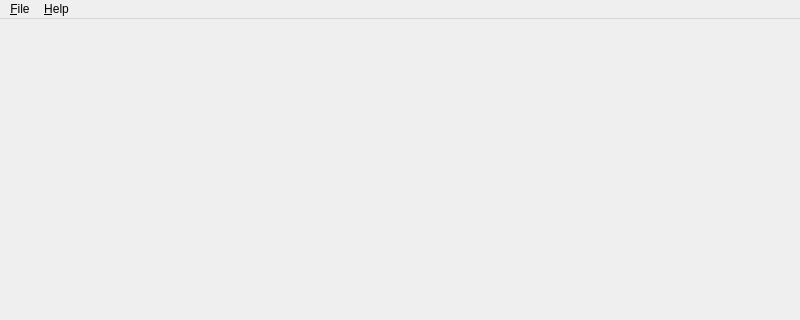
HeikoNardmann/winmerge3, file gui/mainwindow.ui: the form before one commit; both pictures show x 0 to 800 and y 0 to 320 of the 800 by 600 pixel window.
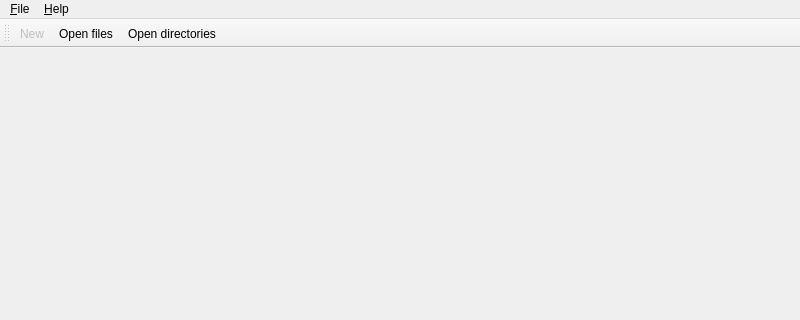
The form after the commit. Icons and pictures are not drawn.

Commit message: Add main toolbar

What changed in the file:
```diff
--- a/gui/mainwindow.ui
+++ b/gui/mainwindow.ui
@@ -47,6 +47,26 @@
    <addaction name="mMenuFile"/>
    <addaction name="mMenuHelp"/>
   </widget>
+  <widget class="QToolBar" name="mToolBarMain">
+   <property name="windowTitle">
+    <string>Standard</string>
+   </property>
+   <property name="iconSize">
+    <size>
+     <width>16</width>
+     <height>16</height>
+    </size>
+   </property>
+   <attribute name="toolBarArea">
+    <enum>TopToolBarArea</enum>
+   </attribute>
+   <attribute name="toolBarBreak">
+    <bool>false</bool>
+   </attribute>
+   <addaction name="mActionNew"/>
+   <addaction name="mActionOpenFiles"/>
+   <addaction name="mActionOpenDirs"/>
+  </widget>
   <widget class="QStatusBar" name="mStatusbar"/>
   <action name="mActionExit">
    <property name="icon">
```
